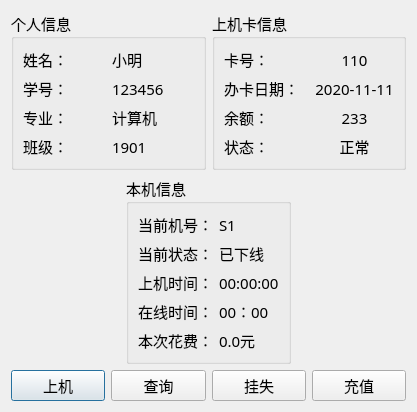
Old version of the form studentdialog.ui in the repository luoboQAQ/ChargeManager.
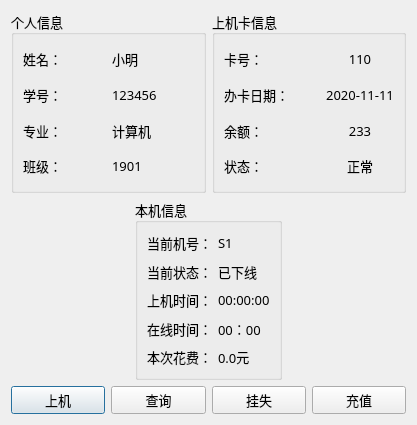
New version of the form.

What changed in the file:
```diff
--- a/studentdialog.ui
+++ b/studentdialog.ui
@@ -7,13 +7,13 @@
     <x>0</x>
     <y>0</y>
     <width>417</width>
-    <height>385</height>
+    <height>425</height>
    </rect>
   </property>
   <property name="font">
    <font>
-    <family>黑体</family>
-    <pointsize>11</pointsize>
+    <family>微软雅黑</family>
+    <pointsize>10</pointsize>
    </font>
   </property>
   <property name="windowTitle">
```
